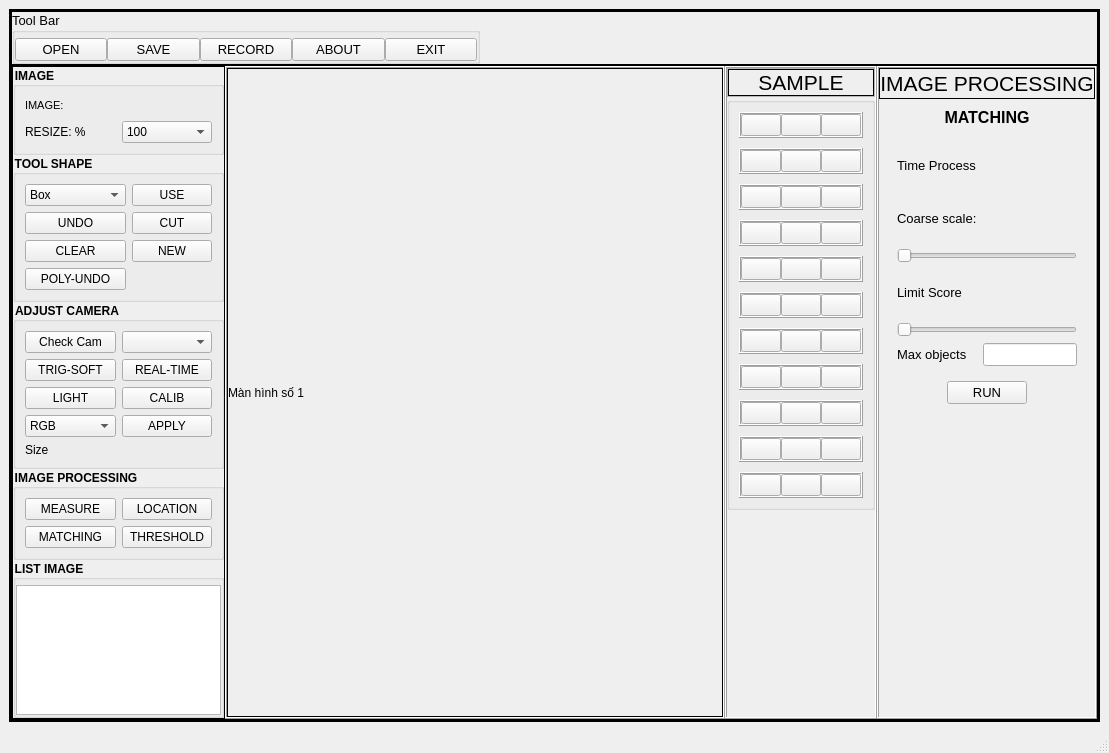
Old version of the form src/pyqt5_ui/gui.ui in the repository BingKeyelse/Computer-Vision-Tools.
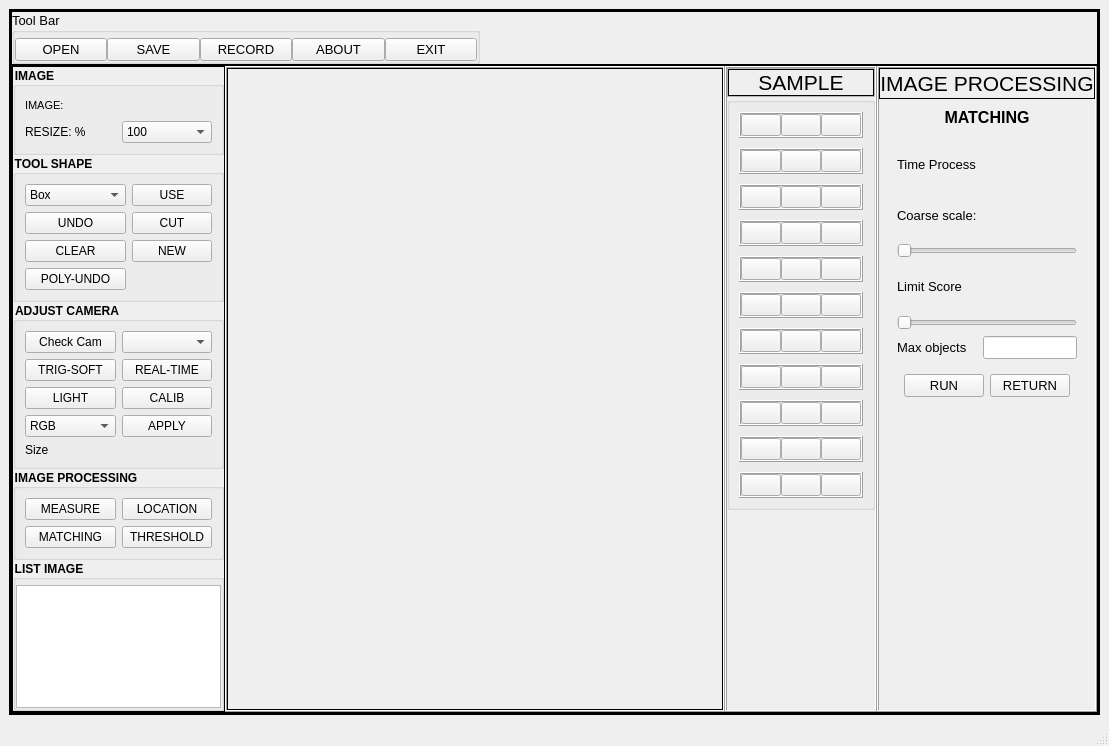
New version of the form. The open tabs and pages were chosen to show the change. Icons and pictures are not drawn.

Commit message: Hoàn thiện toàn bộ phần matching trong đó bao gồm Box, Oriented Box, Circle. Không có làm Polygon nhé

Patch:
```diff
--- a/src/pyqt5_ui/gui.ui
+++ b/src/pyqt5_ui/gui.ui
@@ -6,8 +6,8 @@
    <rect>
     <x>0</x>
     <y>0</y>
-    <width>1084</width>
-    <height>753</height>
+    <width>1082</width>
+    <height>746</height>
    </rect>
   </property>
   <property name="windowTitle">
@@ -1234,6 +1234,35 @@
                     </item>
                    </layout>
                   </widget>
+                  <widget class="QWidget" name="page_sub_2">
+                   <layout class="QGridLayout" name="gridLayout_19">
+                    <property name="leftMargin">
+                     <number>0</number>
+                    </property>
+                    <property name="topMargin">
+                     <number>0</number>
+                    </property>
+                    <property name="rightMargin">
+                     <number>0</number>
+                    </property>
+                    <property name="bottomMargin">
+                     <number>0</number>
+                    </property>
+                    <property name="spacing">
+                     <number>0</number>
+                    </property>
+                    <item row="0" column="0">
+                     <widget class="QLabel" name="screen_matching">
+                      <property name="styleSheet">
+                       <string notr="true"/>
+                      </property>
+                      <property name="text">
+                       <string/>
+                      </property>
+                     </widget>
+                    </item>
+                   </layout>
+                  </widget>
                  </widget>
                 </item>
                </layout>
@@ -2235,6 +2264,25 @@
                        </property>
                       </widget>
                      </item>
+                     <item>
+                      <widget class="QPushButton" name="btn_return_matching">
+                       <property name="minimumSize">
+                        <size>
+                         <width>0</width>
+                         <height>0</height>
+                        </size>
+                       </property>
+                       <property name="maximumSize">
+                        <size>
+                         <width>16777215</width>
+                         <height>16777215</height>
+                        </size>
+                       </property>
+                       <property name="text">
+                        <string>RETURN</string>
+                       </property>
+                      </widget>
+                     </item>
                      <item>
                       <spacer name="horizontalSpacer_3">
                        <property name="orientation">
```
Left out of the diff: 2 changed lines with no effect on the pictures. The commit also changes 21 other files.
